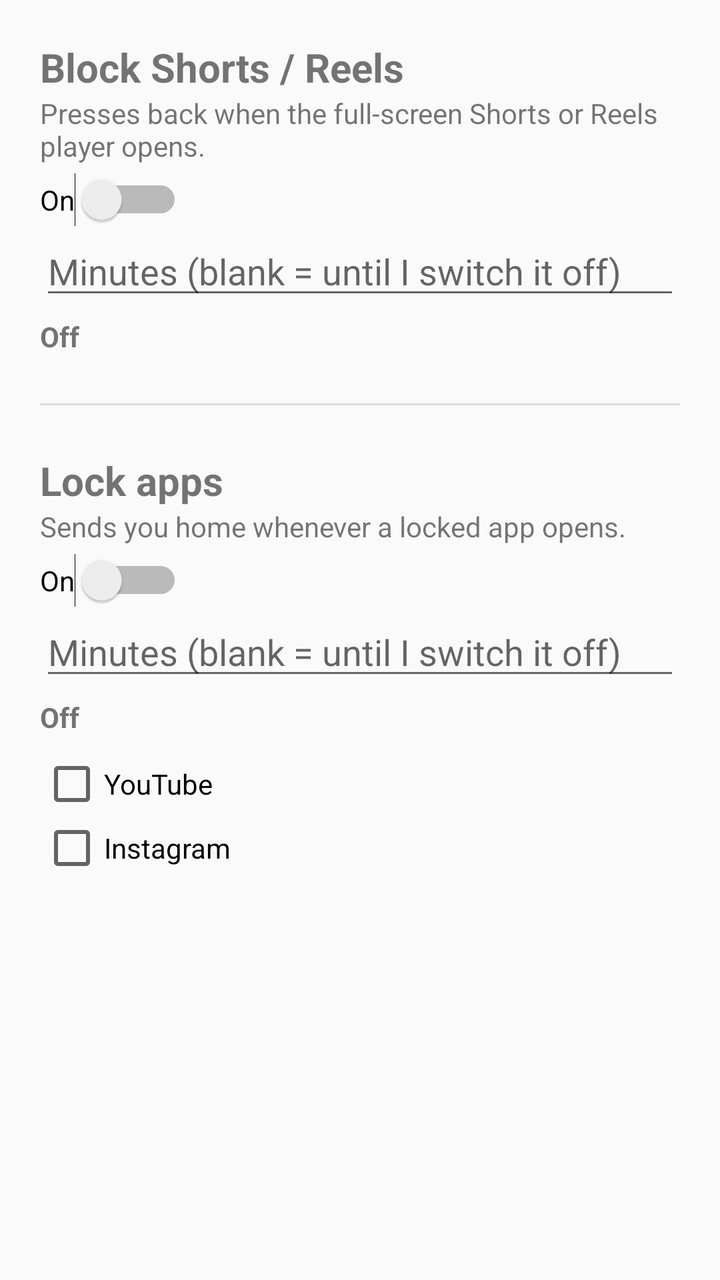
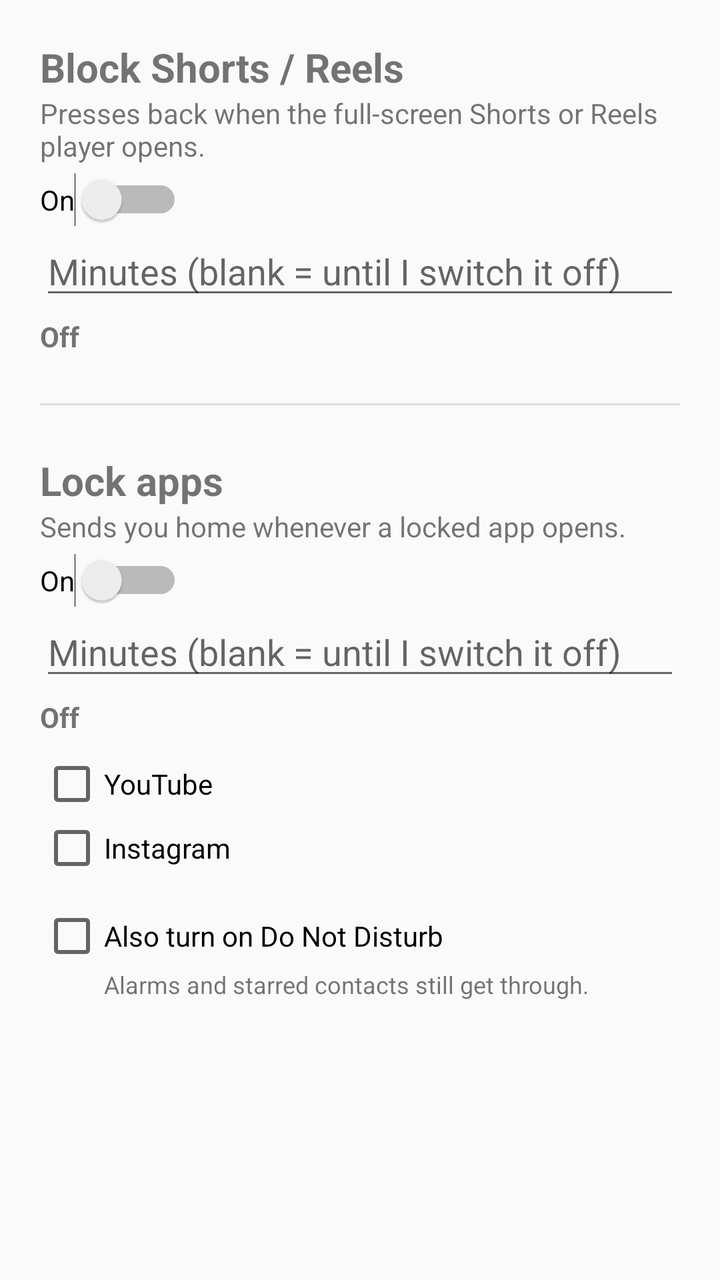

Screens rendered from an Android XML layout before and after an edit, with the pre-edit source and the edit as a unified diff.
<!-- AndroidManifest.xml: application theme android:Theme.Material.Light -->
<!-- res/layout/activity_main.xml -->
<?xml version="1.0" encoding="utf-8"?>
<ScrollView xmlns:android="http://schemas.android.com/apk/res/android"
    android:layout_width="match_parent"
    android:layout_height="match_parent">

    <LinearLayout
        android:layout_width="match_parent"
        android:layout_height="wrap_content"
        android:orientation="vertical"
        android:padding="20dp">

        
        <LinearLayout
            android:id="@+id/warn_box"
            android:layout_width="match_parent"
            android:layout_height="wrap_content"
            android:orientation="vertical"
            android:paddingBottom="24dp"
            android:visibility="gone">

            <TextView
                android:layout_width="match_parent"
                android:layout_height="wrap_content"
                android:text="The accessibility service is off. Nothing is being blocked."
                android:textColor="#B00020"
                android:textStyle="bold" />

            <Button
                android:id="@+id/btn_settings"
                android:layout_width="wrap_content"
                android:layout_height="wrap_content"
                android:layout_marginTop="8dp"
                android:text="Open Accessibility Settings" />
        </LinearLayout>

        
        <TextView
            android:layout_width="match_parent"
            android:layout_height="wrap_content"
            android:text="Block Shorts / Reels"
            android:textSize="20sp"
            android:textStyle="bold" />

        <TextView
            android:layout_width="match_parent"
            android:layout_height="wrap_content"
            android:paddingBottom="4dp"
            android:text="Presses back when the full-screen Shorts or Reels player opens." />

        <Switch
            android:id="@+id/sw_shorts"
            android:layout_width="wrap_content"
            android:layout_height="wrap_content"
            android:text="On" />

        <EditText
            android:id="@+id/et_shorts"
            android:layout_width="match_parent"
            android:layout_height="wrap_content"
            android:hint="Minutes (blank = until I switch it off)"
            android:inputType="number"
            android:maxLength="4" />

        <TextView
            android:id="@+id/tv_shorts"
            android:layout_width="match_parent"
            android:layout_height="wrap_content"
            android:paddingTop="4dp"
            android:text="Off"
            android:textStyle="bold" />

        <View
            android:layout_width="match_parent"
            android:layout_height="1dp"
            android:layout_marginBottom="24dp"
            android:layout_marginTop="24dp"
            android:background="#20000000" />

        
        <TextView
            android:layout_width="match_parent"
            android:layout_height="wrap_content"
            android:text="Lock apps"
            android:textSize="20sp"
            android:textStyle="bold" />

        <TextView
            android:layout_width="match_parent"
            android:layout_height="wrap_content"
            android:paddingBottom="4dp"
            android:text="Sends you home whenever a locked app opens." />

        <Switch
            android:id="@+id/sw_lock"
            android:layout_width="wrap_content"
            android:layout_height="wrap_content"
            android:text="On" />

        <EditText
            android:id="@+id/et_lock"
            android:layout_width="match_parent"
            android:layout_height="wrap_content"
            android:hint="Minutes (blank = until I switch it off)"
            android:inputType="number"
            android:maxLength="4" />

        <TextView
            android:id="@+id/tv_lock"
            android:layout_width="match_parent"
            android:layout_height="wrap_content"
            android:paddingTop="4dp"
            android:text="Off"
            android:textStyle="bold" />

        <CheckBox
            android:id="@+id/cb_youtube"
            android:layout_width="wrap_content"
            android:layout_height="wrap_content"
            android:layout_marginTop="8dp"
            android:text="YouTube" />

        <CheckBox
            android:id="@+id/cb_instagram"
            android:layout_width="wrap_content"
            android:layout_height="wrap_content"
            android:text="Instagram" />

    </LinearLayout>

</ScrollView>
<!-- resources referenced by this layout -->
<resources>

</resources>

<!-- the commit's change to res/layout/activity_main.xml (unified diff, before → after) -->
@@ -125,6 +125,20 @@
             android:layout_height="wrap_content"
             android:text="Instagram" />
 
+        <CheckBox
+            android:id="@+id/cb_dnd"
+            android:layout_width="match_parent"
+            android:layout_height="wrap_content"
+            android:layout_marginTop="12dp"
+            android:text="Also turn on Do Not Disturb" />
+
+        <TextView
+            android:layout_width="match_parent"
+            android:layout_height="wrap_content"
+            android:paddingStart="32dp"
+            android:text="Alarms and starred contacts still get through."
+            android:textSize="12sp" />
+
     </LinearLayout>
 
 </ScrollView>
